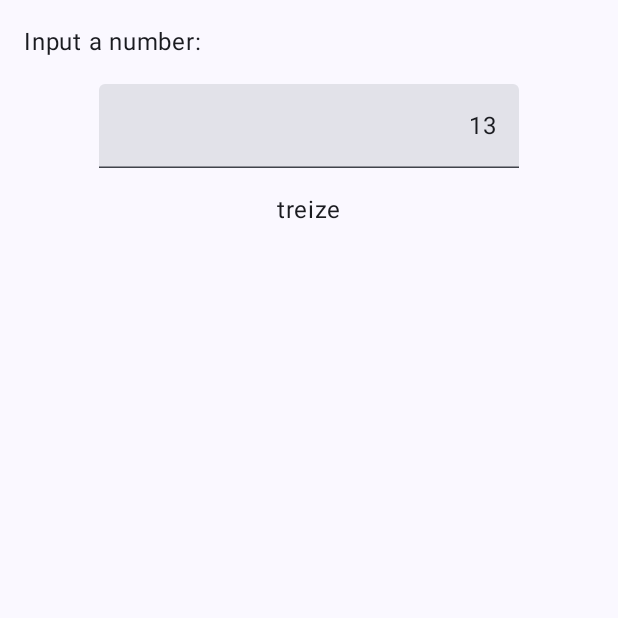
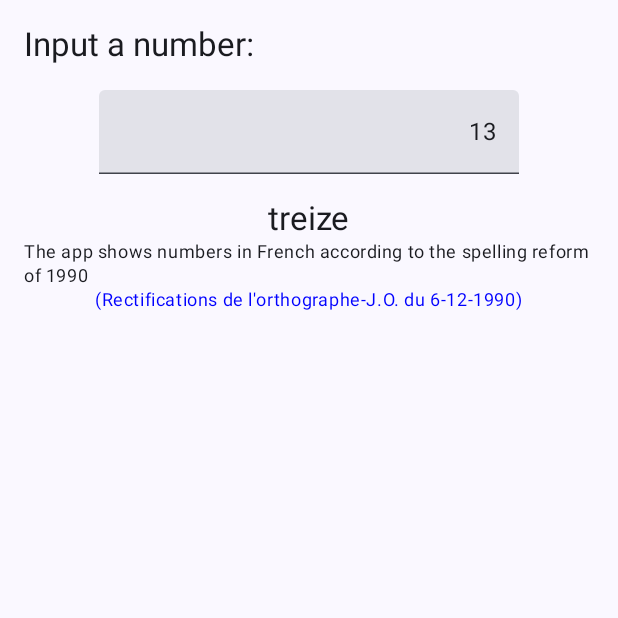
Before and after one commit to sellisd/CheckHelper, an Android app built with Jetpack Compose: the screen it shows after launch (MainActivity), on a phone screen of 412 x 824 dp, the top half of it. Run offline under Robolectric (Android 15) with nearby library versions, the phone set to English and light mode, and no system bars.

Commit message:
feat: Add footnote

```diff
--- a/app/src/main/java/com/example/checkhelper/MainActivity.kt
+++ b/app/src/main/java/com/example/checkhelper/MainActivity.kt
@@ -1,16 +1,22 @@
 package com.example.checkhelper
 
+import android.content.Intent
+import android.net.Uri
 import android.os.Bundle
 import androidx.activity.ComponentActivity
 import androidx.activity.compose.setContent
+import androidx.compose.foundation.clickable
 import androidx.compose.foundation.layout.*
 import androidx.compose.foundation.text.KeyboardOptions
+import androidx.compose.foundation.text.selection.SelectionContainer
 import androidx.compose.material3.*
 import androidx.compose.runtime.Composable
 import androidx.compose.runtime.mutableStateOf
 import androidx.compose.runtime.remember
 import androidx.compose.ui.Alignment
 import androidx.compose.ui.Modifier
+import androidx.compose.ui.graphics.Color
+import androidx.compose.ui.platform.LocalContext
 import androidx.compose.ui.res.stringResource
 import androidx.compose.ui.text.input.KeyboardType
 import androidx.compose.ui.text.input.TextFieldValue
@@ -26,8 +32,7 @@ class MainActivity : ComponentActivity() {
             CheckHelperTheme {
                 // A surface container using the 'background' color from the theme
                 Surface(
-                    modifier = Modifier.fillMaxSize(),
-                    color = MaterialTheme.colorScheme.background
+                    modifier = Modifier.fillMaxSize(), color = MaterialTheme.colorScheme.background
                 ) {
                     Answer()
                 }
@@ -140,22 +145,47 @@ fun numberToLetters(decad: Int, unit: Int): String {
 @Composable
 fun Answer() {
     Column(
-            Modifier.fillMaxWidth().padding(16.dp),
-            horizontalAlignment = Alignment.CenterHorizontally
+        Modifier
+            .fillMaxWidth()
+            .padding(16.dp), horizontalAlignment = Alignment.CenterHorizontally
     ) {
         val textState = remember { mutableStateOf(TextFieldValue("13")) }
-            Text(text = stringResource(R.string.input), modifier = Modifier.align(Alignment.Start))
+        val context = LocalContext.current
+        val intent = remember {
+            Intent(
+                Intent.ACTION_VIEW,
+                Uri.parse("https://www.academie-francaise.fr/sites/academie-francaise.fr/files/rectifications_1990.pdf")
+            )
+        }
+
+        Text(
+            text = stringResource(R.string.input),
+            modifier = Modifier.align(Alignment.Start),
+            style = MaterialTheme.typography.titleLarge
+        )
         TextField(
             value = textState.value,
             onValueChange = { textState.value = it },
             keyboardOptions = KeyboardOptions(keyboardType = KeyboardType.Phone),
             singleLine = true,
             textStyle = LocalTextStyle.current.copy(textAlign = TextAlign.End),
-                modifier=Modifier.padding(16.dp)
+            modifier = Modifier.padding(16.dp)
         )
-            Text(numberToLettersHundreds(textState.value.text.toIntOrNull()))
+        SelectionContainer {
+            Text(numberToLettersHundreds(textState.value.text.toIntOrNull()),
+            style = MaterialTheme.typography.titleLarge)
+        }
+        Text(text = stringResource(R.string.footnote),
+        style = MaterialTheme.typography.bodySmall)
+        Text(text = "(Rectifications de l'orthographe-J.O. du 6-12-1990)",
+            color = Color.Blue,
+            style = MaterialTheme.typography.bodySmall,
+            modifier = Modifier.clickable {
+                context.startActivity(intent)
+            })
     }
 }
+
 
 @Preview(showBackground = true)
 @Composable
--- a/app/src/main/res/values/strings.xml
+++ b/app/src/main/res/values/strings.xml
@@ -1,4 +1,5 @@
 <resources>
     <string name="app_name">CheckHelper</string>
     <string name="input">Input a number:</string>
+    <string name="footnote">"The app shows numbers in French according to the spelling reform of 1990 "</string>
 </resources>
```
Also changed, not shown: 2 other files. Lines whose indentation alone changed are shown as unchanged.
